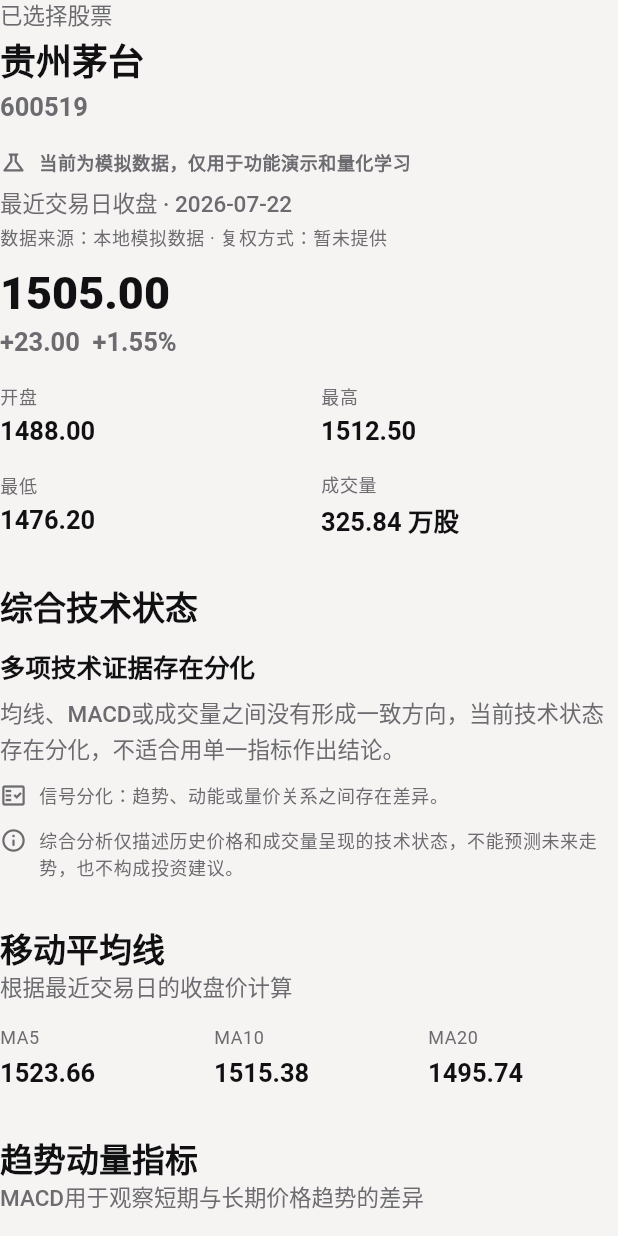
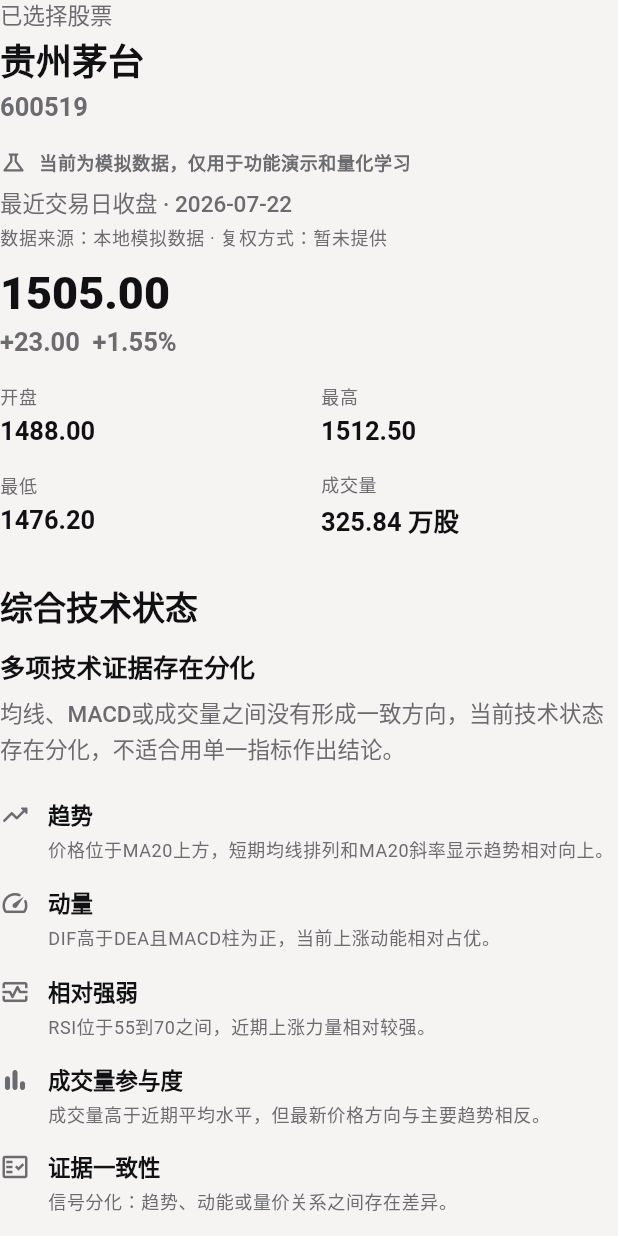
Before and after one commit to miebadebaba/stockapp-frontend, a Flutter app: the _SelectedStockState widget shown alone on an empty page, opened directly with sample values from the repository, on a phone screen of 412 x 824 dp. Run offline on Flutter 3.47's test engine with Material 3 defaults, Android fonts, the phone set to English and light mode, and no system bars; Roboto replaces fonts that are missing (SF Pro Rounded).

Commit message:
use technical summary section in quant page

```diff
--- a/flutter_stockapp/lib/features/quant/quant_page.dart
+++ b/flutter_stockapp/lib/features/quant/quant_page.dart
@@ -16,7 +16,7 @@
 import 'volume_analyzer.dart';
 import 'volume_interpreter.dart';
 import 'technical_summary_analyzer.dart';
-import 'technical_summary_interpreter.dart';
+import 'technical_summary_section.dart';
 import 'quant_analysis_state_view.dart';
 import 'quant_analysis_status.dart';
 import 'quant_data_metadata.dart';
@@ -219,7 +219,6 @@
       macd: macd,
       volume: volumeAnalysis,
     );
-    final technicalSummaryInsight = interpretTechnicalSummary(technicalSummary);
     final insight = interpretMovingAverages(
       close: quote?.close,
       ma5: ma5,
@@ -350,106 +349,7 @@
           ),
         ],
         const SizedBox(height: AppSpacing.xxl),
-        Text(
-          '综合技术状态',
-          style: Theme.of(context).textTheme.titleLarge?.copyWith(
-            color: palette.primaryText,
-            fontWeight: FontWeight.w800,
-          ),
-        ),
-        const SizedBox(height: AppSpacing.lg),
-        Text(
-          technicalSummaryInsight.title,
-          style: Theme.of(context).textTheme.bodyLarge?.copyWith(
-            color: palette.primaryText,
-            fontWeight: FontWeight.w700,
-          ),
-        ),
-        const SizedBox(height: AppSpacing.sm),
-        Text(
-          technicalSummaryInsight.overview,
-          style: Theme.of(context).textTheme.bodyMedium?.copyWith(
-            color: palette.secondaryText,
-            height: 1.5,
-          ),
-        ),
-        const SizedBox(height: AppSpacing.md),
-        Row(
-          crossAxisAlignment: CrossAxisAlignment.start,
-          children: [
-            Icon(
-              Icons.fact_check_outlined,
-              size: 18,
-              color: palette.secondaryText,
-            ),
-            const SizedBox(width: AppSpacing.sm),
-            Expanded(
-              child: Text(
-                technicalSummaryInsight.consistencyText,
-                style: Theme.of(context).textTheme.bodySmall?.copyWith(
-                  color: palette.secondaryText,
-                  height: 1.5,
-                ),
-              ),
-            ),
-          ],
-        ),
-        if (technicalSummaryInsight.riskMessages.isNotEmpty) ...[
-          const SizedBox(height: AppSpacing.md),
-          Text(
-            '风险提醒',
-            style: Theme.of(context).textTheme.bodyMedium?.copyWith(
-              color: palette.primaryText,
-              fontWeight: FontWeight.w700,
-            ),
-          ),
-          const SizedBox(height: AppSpacing.sm),
-          for (final message in technicalSummaryInsight.riskMessages)
-            Padding(
-              padding: const EdgeInsets.only(bottom: AppSpacing.sm),
-              child: Row(
-                crossAxisAlignment: CrossAxisAlignment.start,
-                children: [
-                  Icon(
-                    Icons.warning_amber_rounded,
-                    size: 18,
-                    color: palette.secondaryText,
-                  ),
-                  const SizedBox(width: AppSpacing.sm),
-                  Expanded(
-                    child: Text(
-                      message,
-                      style: Theme.of(context).textTheme.bodySmall?.copyWith(
-                        color: palette.secondaryText,
-                        height: 1.5,
-                      ),
-                    ),
-                  ),
-                ],
-              ),
-            ),
-        ],
-        const SizedBox(height: AppSpacing.md),
-        Row(
-          crossAxisAlignment: CrossAxisAlignment.start,
-          children: [
-            Icon(
-              Icons.info_outline_rounded,
-              size: 18,
-              color: palette.secondaryText,
-            ),
-            const SizedBox(width: AppSpacing.sm),
-            Expanded(
-              child: Text(
-                technicalSummaryInsight.riskNotice,
-                style: Theme.of(context).textTheme.bodySmall?.copyWith(
-                  color: palette.secondaryText,
-                  height: 1.5,
-                ),
-              ),
-            ),
-          ],
-        ),
+        TechnicalSummarySection(result: technicalSummary),
         const SizedBox(height: AppSpacing.xxl),
         Text(
           '移动平均线',
```
